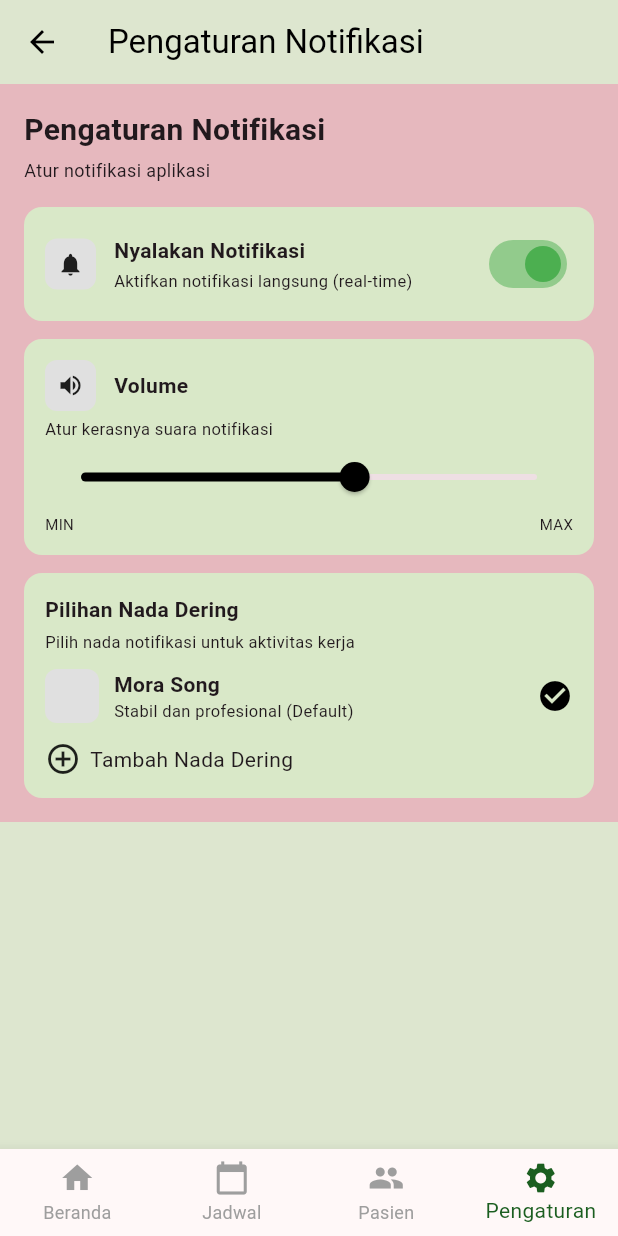
After one commit to muhammadsodiq9335-sketch/proyek_bidan, a Flutter app: the PengaturanNotifikasiScreen screen opened directly, on a phone screen of 412 x 824 dp. The commit adds this screen. Run offline on Flutter 3.47's test engine with Material 3 defaults, Android fonts, the phone set to English and light mode, and no system bars; accounts and stored records are empty; network calls fail; Roboto replaces fonts that are missing (Segoe UI).

Commit message:
update pengaturan

```diff
--- /dev/null
+++ b/lib/screens/admin_pengaturan_notif_screen.dart
@@ -0,0 +1,291 @@
+import 'package:flutter/material.dart';
+
+// OPTIONAL (kalau sudah ada di project kamu)
+import 'admin_dashboard_screen.dart';
+import 'admin_jadwal_screen.dart';
+import 'admin_pengaturan_screen.dart';
+
+class PengaturanNotifikasiScreen extends StatefulWidget {
+  const PengaturanNotifikasiScreen({super.key});
+
+  @override
+  State<PengaturanNotifikasiScreen> createState() =>
+      _PengaturanNotifikasiScreenState();
+}
+
+class _PengaturanNotifikasiScreenState
+    extends State<PengaturanNotifikasiScreen> {
+  bool isNotifOn = true;
+  double volume = 0.6;
+
+  @override
+  Widget build(BuildContext context) {
+    return Scaffold(
+      backgroundColor: const Color(0xFFDDE6CF),
+
+      /// ===== APPBAR =====
+      appBar: AppBar(
+  backgroundColor: const Color(0xFFDDE6CF),
+  elevation: 0,
+  leading: IconButton(
+    icon: const Icon(Icons.arrow_back, color: Colors.black),
+    onPressed: () {
+      Navigator.pushReplacement(
+        context,
+        MaterialPageRoute(
+          builder: (context) => const AdminPengaturanScreen(),
+        ),
+      );
+    },
+  ),
+  title: const Text(
+    "Pengaturan Notifikasi",
+    style: TextStyle(color: Colors.black),
+  ),
+),
+
+      /// ===== BODY =====
+      body: Container(
+        color: const Color(0xFFE6B8BE), // pink
+        child: SingleChildScrollView(
+          padding: const EdgeInsets.all(16),
+          child: Column(
+            crossAxisAlignment: CrossAxisAlignment.start,
+            children: [
+
+              const Text(
+                "Pengaturan Notifikasi",
+                style: TextStyle(
+                  fontSize: 20,
+                  fontWeight: FontWeight.bold,
+                ),
+              ),
+
+              const SizedBox(height: 4),
+
+              const Text(
+                "Atur notifikasi aplikasi",
+                style: TextStyle(fontSize: 12),
+              ),
+
+              const SizedBox(height: 16),
+
+              /// ===== SWITCH =====
+              _card(
+                child: Row(
+                  children: [
+                    _iconBox(Icons.notifications),
+                    const SizedBox(width: 12),
+
+                    Expanded(
+                      child: Column(
+                        crossAxisAlignment: CrossAxisAlignment.start,
+                        children: const [
+                          Text("Nyalakan Notifikasi",
+                              style: TextStyle(fontWeight: FontWeight.bold)),
+                          SizedBox(height: 2),
+                          Text(
+                            "Aktifkan notifikasi langsung (real-time)",
+                            style: TextStyle(fontSize: 11),
+                          ),
+                        ],
+                      ),
+                    ),
+
+                    Switch(
+                      value: isNotifOn,
+                      onChanged: (value) {
+                        setState(() => isNotifOn = value);
+                      },
+                      activeColor: Colors.green,
+                    )
+                  ],
+                ),
+              ),
+
+              const SizedBox(height: 12),
+
+              /// ===== VOLUME =====
+              _card(
+                child: Column(
+                  crossAxisAlignment: CrossAxisAlignment.start,
+                  children: [
+                    Row(
+                      children: [
+                        _iconBox(Icons.volume_up),
+                        const SizedBox(width: 12),
+                        const Text("Volume",
+                            style: TextStyle(fontWeight: FontWeight.bold)),
+                      ],
+                    ),
+
+                    const SizedBox(height: 4),
+
+                    const Text(
+                      "Atur kerasnya suara notifikasi",
+                      style: TextStyle(fontSize: 11),
+                    ),
+
+                    Slider(
+                      value: volume,
+                      onChanged: (value) {
+                        setState(() => volume = value);
+                      },
+                      activeColor: Colors.black,
+                    ),
+
+                    const Row(
+                      mainAxisAlignment: MainAxisAlignment.spaceBetween,
+                      children: [
+                        Text("MIN", style: TextStyle(fontSize: 10)),
+                        Text("MAX", style: TextStyle(fontSize: 10)),
+                      ],
+                    )
+                  ],
+                ),
+              ),
+
+              const SizedBox(height: 12),
+
+              /// ===== RINGTONE =====
+              _card(
+                child: Column(
+                  crossAxisAlignment: CrossAxisAlignment.start,
+                  children: [
+                    const Text(
+                      "Pilihan Nada Dering",
+                      style: TextStyle(fontWeight: FontWeight.bold),
+                    ),
+
+                    const SizedBox(height: 4),
+
+                    const Text(
+                      "Pilih nada notifikasi untuk aktivitas kerja",
+                      style: TextStyle(fontSize: 11),
+                    ),
+
+                    const SizedBox(height: 10),
+
+                    Row(
+                      children: [
+                        Container(
+                          width: 36,
+                          height: 36,
+                          decoration: BoxDecoration(
+                            color: Colors.grey.shade300,
+                            borderRadius: BorderRadius.circular(8),
+                          ),
+                        ),
+                        const SizedBox(width: 10),
+
+                        const Expanded(
+                          child: Column(
+                            crossAxisAlignment: CrossAxisAlignment.start,
+                            children: [
+                              Text("Mora Song",
+                                  style:
+                                      TextStyle(fontWeight: FontWeight.bold)),
+                              Text(
+                                "Stabil dan profesional (Default)",
+                                style: TextStyle(fontSize: 11),
+                              ),
+                            ],
+                          ),
+                        ),
+
+                        const Icon(Icons.check_circle, color: Colors.black)
+                      ],
+                    ),
+
+                    const SizedBox(height: 12),
+
+                    Row(
+                      children: const [
+                        Icon(Icons.add_circle_outline),
+                        SizedBox(width: 6),
+                        Text("Tambah Nada Dering"),
+                      ],
+                    )
+                  ],
+                ),
+              ),
+            ],
+          ),
+        ),
+      ),
+
+      /// ===== BOTTOM NAV =====
+      bottomNavigationBar: _bottomNav(context, 3),
+    );
+  }
+
+  /// ===== CARD STYLE =====
+  Widget _card({required Widget child}) {
+    return Container(
+      padding: const EdgeInsets.all(14),
+      decoration: BoxDecoration(
+        color: const Color(0xFFD9E8C8),
+        borderRadius: BorderRadius.circular(12),
+      ),
+      child: child,
+    );
+  }
+
+  /// ===== ICON BOX =====
+  Widget _iconBox(IconData icon) {
+    return Container(
+      padding: const EdgeInsets.all(8),
+      decoration: BoxDecoration(
+        color: Colors.grey.shade300,
+        borderRadius: BorderRadius.circular(8),
+      ),
+      child: Icon(icon, size: 18),
+    );
+  }
+
+  /// ===== BOTTOM NAV =====
+  Widget _bottomNav(BuildContext context, int currentIndex) {
+    return BottomNavigationBar(
+      currentIndex: currentIndex,
+      selectedItemColor: const Color(0xFF1B5E20),
+      unselectedItemColor: Colors.grey,
+      type: BottomNavigationBarType.fixed,
+      onTap: (index) {
+        if (index == currentIndex) return;
+
+        switch (index) {
+          case 0:
+            Navigator.pushReplacement(
+              context,
+              MaterialPageRoute(
+                builder: (context) => const AdminDashboardScreen(),
+              ),
+            );
+            break;
+          case 1:
+            Navigator.pushReplacement(
+              context,
+              MaterialPageRoute(
+                builder: (context) => const AdminJadwalScreen(),
+              ),
+            );
+            break;
+          case 3:
+            Navigator.pushReplacement(
+              context,
+              MaterialPageRoute(
+                builder: (context) => const AdminPengaturanScreen(),
+              ),
+            );
+            break;
+        }
+      },
+      items: const [
+        BottomNavigationBarItem(icon: Icon(Icons.home), label: "Beranda"),
+        BottomNavigationBarItem(icon: Icon(Icons.calendar_today), label: "Jadwal"),
+        BottomNavigationBarItem(icon: Icon(Icons.people), label: "Pasien"),
+        BottomNavigationBarItem(icon: Icon(Icons.settings), label: "Pengaturan"),
+      ],
+    );
+  }
+}
--- a/lib/screens/admin_pengaturan_screen.dart
+++ b/lib/screens/admin_pengaturan_screen.dart
@@ -2,6 +2,7 @@ import 'package:flutter/material.dart';
 import 'login_screen.dart';
 import 'admin_dashboard_screen.dart';
 import 'admin_jadwal_screen.dart';
+import 'admin_pengaturan_notif_screen.dart';
 
 class AdminPengaturanScreen extends StatefulWidget {
   const AdminPengaturanScreen({super.key});
@@ -52,7 +53,16 @@ class _AdminPengaturanScreenState extends State<AdminPengaturanScreen> {
                   color: Color(0xFF1B2E35),
                 ),
               ),
-              Container(
+              GestureDetector(
+                onTap: () {
+                  Navigator.push(
+                    context,
+                    MaterialPageRoute(
+                      builder: (context) => const PengaturanNotifikasiScreen(),
+                    ),
+                  );
+                },
+                child: Container(
                   width: 36,
                   height: 36,
                   decoration: BoxDecoration(
@@ -60,8 +70,12 @@ class _AdminPengaturanScreenState extends State<AdminPengaturanScreen> {
                     shape: BoxShape.circle,
                     border: Border.all(color: const Color(0xFFE0E0E0)),
                   ),
-                child: const Icon(Icons.notifications_outlined,
-                  size: 18, color: Color(0xFF546E7A)),
+                  child: const Icon(
+                    Icons.notifications_outlined,
+                    size: 18,
+                    color: Color(0xFF546E7A),
+                  ),
+                ),
               ),
             ],
           ),
```
Lines whose indentation alone changed are shown as unchanged.
